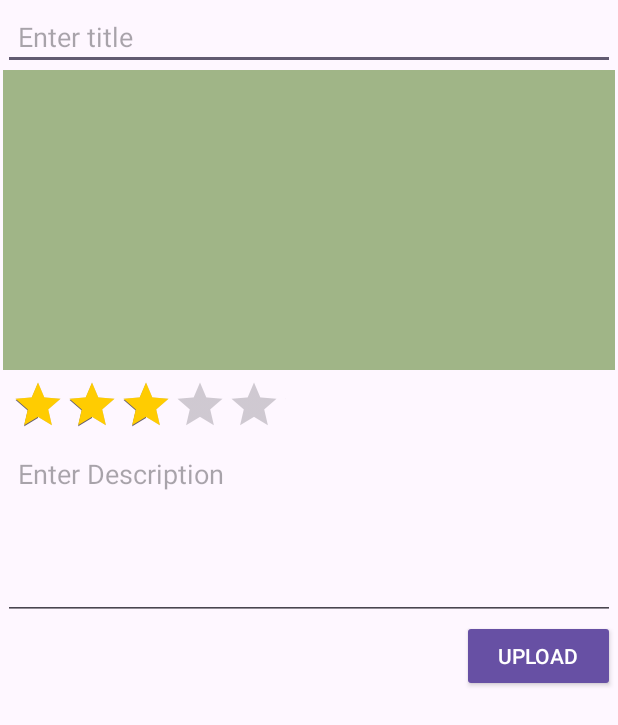
After one commit to jwong2529/review-radar, an Android app: the PostAReview screen opened directly, with no data from a screen before it, on a phone screen of 412 x 824 dp. The commit adds this screen. Shown: the top 725 px of the screen. Run offline under Robolectric (Android 15) with nearby library versions, the phone set to English and light mode, and no system bars.

Commit message:
made postareview page layout and java class

```diff
--- a/app/src/main/AndroidManifest.xml
+++ b/app/src/main/AndroidManifest.xml
@@ -13,6 +13,9 @@
         android:theme="@style/Theme.ReviewRadar"
         tools:targetApi="31">
         <activity
+            android:name=".PostAReview"
+            android:exported="false" />
+        <activity
             android:name=".CreateAccount"
             android:exported="false" />
         <activity
--- /dev/null
+++ b/app/src/main/java/com/example/reviewradar/PostAReview.java
@@ -0,0 +1,14 @@
+package com.example.reviewradar;
+
+import androidx.appcompat.app.AppCompatActivity;
+
+import android.os.Bundle;
+
+public class PostAReview extends AppCompatActivity {
+
+    @Override
+    protected void onCreate(Bundle savedInstanceState) {
+        super.onCreate(savedInstanceState);
+        setContentView(R.layout.activity_post_areview);
+    }
+}
--- /dev/null
+++ b/app/src/main/res/layout/activity_post_areview.xml
@@ -0,0 +1,64 @@
+<?xml version="1.0" encoding="utf-8"?>
+<ScrollView xmlns:android="http://schemas.android.com/apk/res/android"
+    xmlns:tools="http://schemas.android.com/tools"
+    android:layout_width="match_parent"
+    android:layout_height="match_parent"
+    tools:context=".PostAReview">
+
+
+
+    <LinearLayout
+        android:layout_width="match_parent"
+        android:layout_height="match_parent"
+        android:layout_margin="2dp"
+        android:orientation="vertical">
+
+        <EditText
+            android:id="@+id/Title"
+            android:padding="10dp"
+            android:hint="Enter title"
+            android:singleLine="true"
+            android:layout_width="match_parent"
+            android:layout_height="wrap_content"/>
+
+        <ImageView
+            android:id="@+id/Image"
+            android:background="@color/green"
+            android:layout_width="match_parent"
+            android:layout_height="wrap_content"
+            android:minHeight="200dp"/>
+
+        <RatingBar
+            android:id="@+id/ratingBar"
+            style="?android:attr/ratingBarStyleIndicator"
+            android:layout_width="194dp"
+            android:layout_height="wrap_content"
+            android:numStars="5"
+            android:padding="5dp"
+
+            android:progressTint="#FFCC01"
+            android:rating="3"
+            android:stepSize="0.5" />
+
+        <EditText
+            android:id="@+id/Description"
+            android:padding="10dp"
+            android:hint="Enter Description"
+            android:inputType="textCapSentences|textMultiLine"
+            android:minHeight="120dp"
+            android:gravity="start"
+            android:singleLine="true"
+            android:layout_width="match_parent"
+            android:layout_height="wrap_content"/>
+
+        <Button
+            style="@style/Widget.AppCompat.Button.Colored"
+            android:text="Upload"
+            android:layout_gravity="end"
+            android:layout_width="wrap_content"
+            android:layout_height="wrap_content"/>
+
+    </LinearLayout>
+
+
+</ScrollView>
--- a/app/src/main/res/values/colors.xml
+++ b/app/src/main/res/values/colors.xml
@@ -2,4 +2,5 @@
 <resources>
     <color name="black">#FF000000</color>
     <color name="white">#FFFFFFFF</color>
+    <color name="green">#FFA0B587</color>
 </resources>
```
